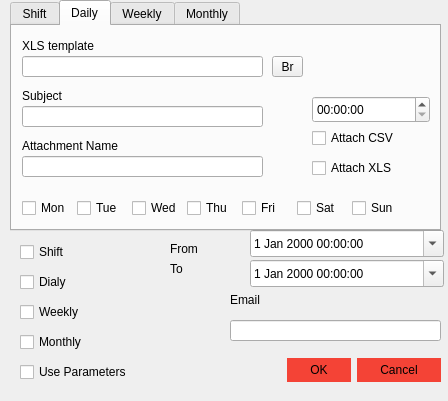
Qt form customscheduling.ui (Davebudil/reporter) before a commit.
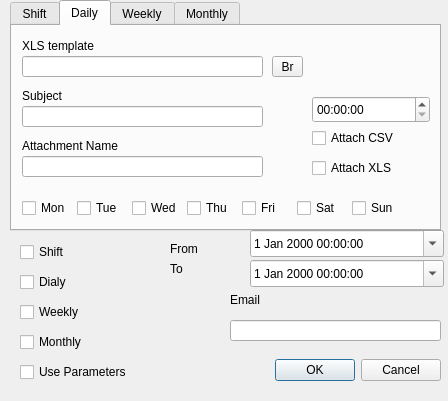
The same form after that commit. The open tabs and pages were chosen to show the change. Icons and pictures are not drawn.

Commit message: lot of changes, changed UI, removed buggs, added progressive saving, added tab order

Patch:
```diff
--- a/customscheduling.ui
+++ b/customscheduling.ui
@@ -23,456 +23,7 @@
     </rect>
    </property>
    <property name="styleSheet">
-    <string notr="true">QWidget:window {          /* Borders around the code editor and debug window */
-  border: 0px solid white;
-  background-color: white;
-}
-
-QToolTip {
-  background-color: white;
-  color: black;
-    padding: 5px;
-    border-radius: 0;
-    opacity: 200;
-}
-
-/* ==================== Dialog ==================== */
-QLabel {
-  background: white;
-  color: black; 
-  font: 75 11pt &quot;DejaVu Sans Mono&quot;;     /* Not sure about this one */
-}
-
-QDialog, QListView {
-  background-color: white;
-  color: black;
-  outline: 0;
-  border: 2px solid transparent;
-}
-
-QListView::item:hover {
-  color: #DADFE1;
-  background: #DADFE1;
-}
-
-
-QListView::item:selected {
-  color: #DADFE1;
-  background: #DADFE1;
-}
-
-/* === QTabBar === */
-QTabBar {
-  background: white;
-}
-QPlainTextEdit{
-  background: #DADFE1;
-  border: 1px solid #DADFE1;
-  color: black;
-}
-QTableView{
-  background: #DADFE1;
-  border: 1px solid #DADFE1;
-  color: black;
-}
-QScrollArea{
-  background: #DADFE1;
-  border: 1px solid #DADFE1;
-  color: black;
-}
-QScrollArea{
-  background: #DADFE1;
-  border: 1px solid #DADFE1;
-  color: black;
-}
-
-
-QTabWidget::pane {
-  background: transparent;  /* Only at the very bottom of the tabs */
-}
-
-QTabBar::tab {
-  background: white;
-  border: 0px solid white;
-  border-bottom: 2px solid white;
-  color: black;
-  padding-left: 10px;
-  padding-right: 10px;
-  padding-top: 3px;
-  padding-bottom: 3px;
-}
-
-QTabBar::tab:hover {
-  background-color: #DADFE1;
-  border: 0px solid #DADFE1;
-  border-bottom: 2px solid #DADFE1;
-  color: black;
-}
-
-QTabBar::tab:selected {
-  background-color: #DADFE1;
-  border: 0px solid #DADFE1;
-  border-top: none;
-  border-bottom: 2px solid #DADFE1;
-  color: black;
-}
-
-QStackedWidget {
-  background: white;  /* This covers a bunch of things, I was thinking about making it transparent, */
-              /* but I would have to find all the other elements... but QTabWidget::pane may be it */
-}
-
-
-/* === QGroupBox === */
-QGroupBox {
-    border: 1px solid white;
-    background-color: white;
-    margin-top: 1em;
-}
-
-QGroupBox::title {
-  color: black;
-    subcontrol-origin: margin;
-    left: 6px;
-    padding: 0 3px 0 3px;
-}
-
-QComboBox {
-  color: black;
-  background-color: white;
-  selection-background-color: #DADFE1;
-  outline: 0;
-}
-
-QComboBox QAbstractItemView
-{    
-    selection-background-color: #DADFE1;
-  outline: 0;
-}
-
-/* === QCheckBox === */
-QCheckBox, QRadioButton {
-  color: black;
-}
-
-QCheckBox::indicator::unchecked  {
-  background-color: #DADFE1;
-  border: 1px solid #DADFE1;
-}
-
-QRadioButton::indicator::unchecked {
-  background-color: #DADFE1;
-  border: 1px solid #DADFE1;
-  border-radius: 4px;
-}
-
-QCheckBox::indicator::checked, QTreeView::indicator::checked {
-  background-color: #f44336;
-  border: 1px solid #f44336;
-}
-
-QRadioButton::indicator::checked {
-  background-color: qradialgradient(cx:0.5, cy:0.5, fx:0.25, fy:0.15, radius:0.3, stop:0 #80CBC4, stop:1 white);
-  border: 1px solid white;
-  border-radius: 4px;
-}
-
-QCheckBox::indicator:disabled, QRadioButton::indicator:disabled, QTreeView::indicator:disabled {
-  background-color: white;      /* Not sure what this looks like */
-}
-
-QCheckBox::indicator::checked:disabled, QRadioButton::indicator::checked:disabled, QTreeView::indicator::checked:disabled {  
-  background-color: qradialgradient(cx:0.5, cy:0.5, fx:0.25, fy:0.15, radius:0.3, stop:0 #BBBBBB, stop:1 white); /* Not sure what this looks like */
-}
-
-QTreeView {
-  background-color: white;
-  color: black;
-  outline: 0;
-  border: 0;
-}
-
-QTreeView::item:hover {
-  background-color: white;
-  color: black;
-}
-
-QTreeView::item:selected {
-  background-color: #DADFE1;
-  color: black;
-}
-
-QTreeView QHeaderView:section {
-  background-color: white;
-  color: black;
-  border: 0;
-}
-
-QTreeView::indicator:checked {
-  background-color: qradialgradient(cx:0.5, cy:0.5, fx:0.25, fy:0.15, radius:0.3, stop:0 #80CBC4, stop:1 white);
-  border: 1px solid #DADFE1 ;
-  selection-background-color: #DADFE1 ;
-}
-
-QTreeView::indicator:unchecked {      /* This and the one above style the checkbox in the Options -&gt; Keyboard */
-  background-color: white;        /* This is still a hover over in blue I can't get rid of */
-  border: 1px solid white;
-  selection-background-color: white;
-}
-/*
-QTreeView QScrollBar {
-  background-color: white;
-}
-*/
-QTreeView::branch {
-  /* Skip - applies to everything */
-}
-
-QTreeView::branch:has-siblings:adjoins-item {
-  /* Skip - files */
-}
-
-QTreeView::branch:has-siblings:!adjoins-item {
-  /* Skip - applies to almost all on the left side */
-}
-
-QTreeView::branch:closed:has-children:has-siblings {
-  background: url('./images/rightarrowgray.png') center center no-repeat;
-}
-
-QTreeView::branch:has-children:!has-siblings:closed {
-  background: url('./images/rightarrowgray.png') center center no-repeat;
-}
-
-QTreeView::branch:!has-children:!has-siblings:adjoins-item {
-  /* Skip - files */
-}
-
-QTreeView::branch:open:has-children:has-siblings {
-  background: url('./images/downarrowgray.png') center center no-repeat;
-}
-
-QTreeView::branch:open:has-children:!has-siblings {
-  background: url('./images/downarrowgray.png') center center no-repeat;
-}
-
-/* === QScrollBar:horizontal === */
-QScrollBar:horizontal {
-  background: #f44336;        /* Background where slider is not */
-  height: 10px;
-  margin: 0;
-}
-
-QScrollBar:vertical {
-  background: #f44336;        /* Background where slider is not */
-  width: 10px;
-  margin: 0;
-}
-
-QScrollBar::handle:horizontal {
-    background: white;          /* Slider color */
-    min-width: 16px;
-  border-radius: 5px;
-}
-
-QScrollBar::handle:vertical {
-    background: white;          /* Slider color */
-    min-height: 16px;
-  border-radius: 5px;
-}
-
-QScrollBar::add-page:horizontal, QScrollBar::sub-page:horizontal,
-QScrollBar::add-page:vertical, QScrollBar::sub-page:vertical {
-  background: #f44336;                        /* Removes the dotted background */
-}
-
-QScrollBar::add-line:horizontal, QScrollBar::sub-line:horizontal,
-QScrollBar::add-line:vertical, QScrollBar::sub-line:vertical {  /* Hides the slider arrows */
-      border: #f44336;
-      background: #f44336;
-}
-
-QPushButton {
-  background-color: #f44336;
-  color: black;
-  border: 1px solid #f44336;
-  padding: 4px 22px;
-}
-
-QPushButton:hover {
-  color: #DADFE1;
-}
-
-QPushButton:pressed {
-  color: #FFFFFF;
-}
-
-QLineEdit {
-  background: #DADFE1;
-  border: 1px solid #DADFE1;
-  color: black;
-}
-
-QSpinBox {
-  background: #DADFE1;
-  border: 1px solid #DADFE1;
-  color: black;
-}
-
-/*****************************************************************************
-Main Screen
-*****************************************************************************/
-QTreeView {
-  background-color: white;
-}
-
-QMenu {
-  background-color: #f44336;    /* File Menu Background color */
-  color: black;
-}
-
-QMenu::item:selected {
-  color: #DADFE1;
-}
-
-QMenu::item:pressed {
-  color: #FFFFFF;
-}
-
-QMenu::separator {
-  height: 1px;
-  background: transparent;      /* Could change this to #546E7A and reduce the margin top and bottom to 1px */
-  margin-left: 10px;
-  margin-right: 10px;
-  margin-top: 5px;
-  margin-bottom: 5px;
-}
-
-/* === QMenuBar === */
-QMenuBar {
-  background-color: white;
-  color: black;
-}
-
-QMenuBar::item {
-  background: transparent;
-}
-
-QMenuBar::item:disabled {
-  color: gray;
-}
-
-QMenuBar::item:selected {
-  color: #DADFE1;
-}
-
-QMenuBar::item:pressed {
-  color: #FFFFFF;
-}
-
-QToolBar {
-  background: #f44336;
-  border: 1px solid transparent;
-}
-
-QToolBar:handle {
-  background: transparent;
-  border-left: 2px dotted #80CBC4;  /* Fix the 4 handle dots so it doesn't look crappy */
-  color: transparent;
-}
-
-QToolBar::separator {
-  border: 0;
-}
-
-/* === QToolButton === */
-QToolButton:hover, QToolButton:pressed {
-  background-color: #DADFE1;
-}
-
-QToolButton::menu-button {
-  background: url('./images/downarrowgray.png') center center no-repeat;
-  background-color: #f44336;                        
-}
-
-QToolButton::menu-button:hover, QToolButton::menu-button:pressed {
-  background-color: #f44336;
-}
-
-QStatusBar {
-  background-color: #f44336;
-}
-
-QLabel {
-  color: black;
-}
-
-QToolButton {
-  color: white;
-  background-color: #f44336;
-}
-
-QToolButton:hover, QToolButton:pressed, QToolButton:checked {
-  background-color: #DADFE1;
-}
-
-QToolButton:hover {
-  color: black;
-
-}
-
-QToolButton:checked, QToolButton:pressed {
-  color: #FFFFFF;
-}
-
-
-QToolButton {
-  border: 1px solid #f44336;
-  margin: 1px;
-}
-
-QToolButton:hover {
-  background-color: #DADFE1;
-  border: 1px solid #DADFE1;
-}
-
-QToolButton[popupMode=&quot;1&quot;] {
-  padding-right: 20px;
-}
-
-QToolButton::menu-button {
-  border-left: 1px solid #f44336;
-  background: transparent;
-    width: 16px;
-}
-
-QToolButton::menu-button:hover {
-  border-left: 1px solid #f44336;
-  background: transparent;
-    width: 16px;
-}
-
-QStatusBar::item {
-  color: white;
-  background-color: #f44336;
-}
-
-QAbstractScrollArea  {  /* Borders around the code editor and debug window */
-  border: 0;
-}
-
-/*****************************************************************************
-Play around with these settings
-*****************************************************************************/
-
-/* Force the dialog's buttons to follow the Windows guidelines. */
-QDialogButtonBox {
-    button-layout: 0;
-}
-
-QTabWidget::tab-bar {
-  left: 0px; /* Test this out on OS X, it will affect the tabs in the Options Dialog, on OS X they are centered */
-}</string>
+    <string notr="true"/>
    </property>
    <property name="orientation">
     <enum>Qt::Horizontal</enum>
```
Left out of the diff: 2 changed lines with no effect on the pictures. The commit also changes 5 other files.
